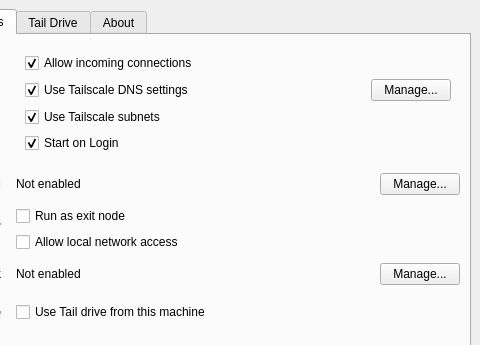
Qt form MainWindow.ui (SneWs/tail-tray) before a commit; both pictures show x 130 to 610 and y 0 to 345 of the 610 by 628 pixel window.
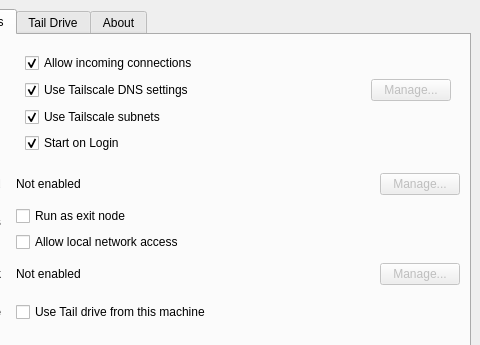
The same form after that commit. The open tabs and pages were chosen to show the change. Icons and pictures are not drawn.

Commit message: Fix default button state for Manage buttons

Diff of the .ui file:
```diff
--- a/MainWindow.ui
+++ b/MainWindow.ui
@@ -674,6 +674,9 @@
                </item>
                <item>
                 <widget class="QPushButton" name="btnTailscaleDnsSettings">
+                 <property name="enabled">
+                  <bool>false</bool>
+                 </property>
                  <property name="text">
                   <string>Manage...</string>
                  </property>
@@ -806,6 +809,9 @@
               </item>
               <item>
                <widget class="QPushButton" name="btnVpnOnDemand">
+                <property name="enabled">
+                 <bool>false</bool>
+                </property>
                 <property name="text">
                  <string>Manage...</string>
                 </property>
@@ -981,6 +987,9 @@
               </item>
               <item>
                <widget class="QPushButton" name="btnManageTailnetLocks">
+                <property name="enabled">
+                 <bool>false</bool>
+                </property>
                 <property name="text">
                  <string>Manage...</string>
                 </property>
```
Left out of the diff: 2 changed lines with no effect on the pictures.
